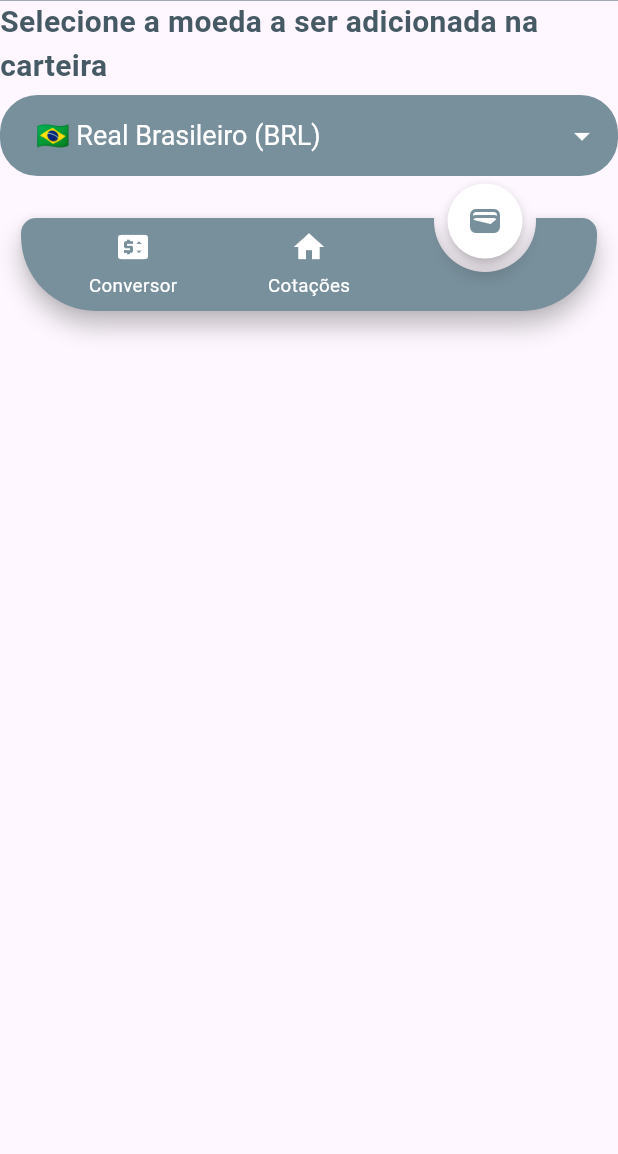
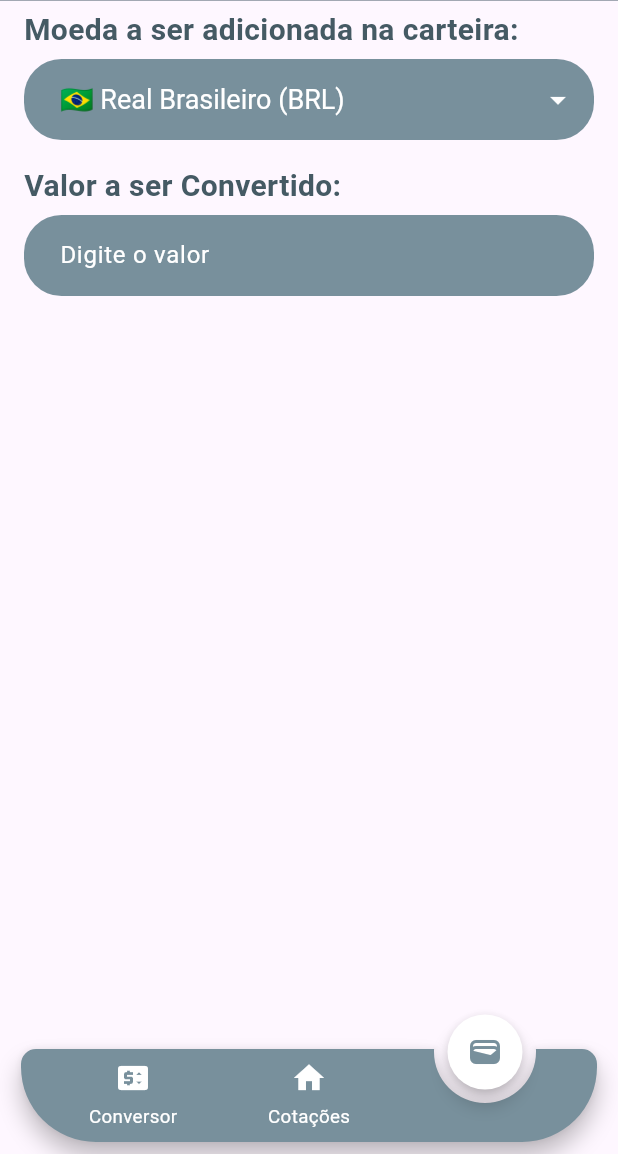
Before and after one commit to Patrickalvares/convertWallet, a Flutter app: the WalletScreen screen opened by its route, on a phone screen of 412 x 824 dp, the part 82-1236 px from its top. Run offline on Flutter 3.47's test engine with Material 3 defaults, Android fonts, the phone set to English and light mode, and no system bars; drawn by our look-alikes of animated_notch_bottom_bar; our stand-ins replace dio, flutter_dotenv, flutter_modular, shimmer_animation, sqflite; accounts and stored records are empty; statements that could not run were skipped.

Commit message:
novos campos de adicionar valores no wallet

```diff
--- a/lib/features/wallet/wallet_controller.dart
+++ b/lib/features/wallet/wallet_controller.dart
@@ -1,3 +1,5 @@
+import 'package:flutter/material.dart';
+
 import '../../core/data/singleton/global.dart';
 import '../../core/entities/currency_by_currency.dart';
 import '../../core/entities/currencys.dart';
@@ -15,6 +17,7 @@ class WalletController extends BaseController {
   CurrencyByCurrency? targetCurrencyByCurrency;
   final CurrencyRepository repository;
   final DatabaseHelper dbHelper;
+  final TextEditingController walletValueController = TextEditingController();
   Currency? selectedTargetCurrency;
   Future<void> getCurrencyValues() async {
     getCurrencyValuesLoading = true;
--- a/lib/features/wallet/wallet_screen.dart
+++ b/lib/features/wallet/wallet_screen.dart
@@ -24,10 +24,14 @@ class _WalletScreenState extends State<WalletScreen> {
         preferredSize: const Size.fromHeight(55),
         child: SimpleAppBarWidget(),
       ),
-      body: Column(
+      body: Padding(
+        padding: const EdgeInsets.symmetric(horizontal: 16),
+        child: Column(
+          crossAxisAlignment: CrossAxisAlignment.start,
           children: [
+            const SizedBox(height: 5),
             Text(
-            'Selecione a moeda a ser adicionada na carteira',
+              'Moeda a ser adicionada na carteira:',
               style: TextStyle(
                 fontSize: 20,
                 color: Colors.blueGrey.shade700,
@@ -65,10 +69,67 @@ class _WalletScreenState extends State<WalletScreen> {
                 );
               }).toList(),
             ),
-          StyledBottomNavigationBar(
-            notchBottomBarController: notchBottomBarController,
+            const SizedBox(height: 16),
+            Text(
+              'Valor a ser Convertido:',
+              style: TextStyle(
+                fontSize: 20,
+                color: Colors.blueGrey.shade700,
+                fontWeight: FontWeight.bold,
+              ),
+            ),
+            const SizedBox(height: 5),
+            TextFormField(
+              keyboardType: TextInputType.number,
+              style: const TextStyle(color: Colors.white),
+              controller: widget.controller.walletValueController,
+              onChanged: (value) {
+                final filteredValue = value.replaceAll(RegExp(r'[^0-9]'), '');
+                if (filteredValue.isNotEmpty) {
+                  if (filteredValue.length > 2) {
+                    final intPart = filteredValue.substring(0, filteredValue.length - 2).replaceAll(RegExp(r'^0+'), '');
+                    final decPart = filteredValue.substring(filteredValue.length - 2);
+                    widget.controller.walletValueController.value = TextEditingValue(
+                      text: ('$intPart,$decPart'),
+                      selection: TextSelection.collapsed(offset: '$intPart,$decPart'.length),
+                    );
+                  } else if (filteredValue.length == 2) {
+                    widget.controller.walletValueController.value = TextEditingValue(
+                      text: '0,$filteredValue',
+                      selection: TextSelection.collapsed(offset: '0,$filteredValue'.length),
+                    );
+                  } else {
+                    widget.controller.walletValueController.value = TextEditingValue(
+                      text: '0,0$filteredValue',
+                      selection: TextSelection.collapsed(offset: '0,0$filteredValue'.length),
+                    );
+                  }
+                  final amount = double.tryParse(widget.controller.walletValueController.text.replaceAll(',', '.'));
+                  if (amount != null) {
+                    widget.controller.walletValueController.text = '${Global.instance.selectedStandartCurrency.sifra} ${widget.controller.walletValueController.text.replaceAll('.', ',')}';
+                  } else {}
+                } else {
+                  widget.controller.walletValueController.clear();
+                }
+              },
+              decoration: InputDecoration(
+                labelStyle: const TextStyle(color: Colors.white),
+                hintStyle: const TextStyle(color: Colors.white),
+                hintText: 'Digite o valor',
+                filled: true,
+                fillColor: Colors.blueGrey[400],
+                border: OutlineInputBorder(
+                  borderRadius: BorderRadius.circular(25),
+                  borderSide: BorderSide.none,
+                ),
+                contentPadding: const EdgeInsets.symmetric(vertical: 15, horizontal: 20),
+              ),
             ),
           ],
+        ),
+      ),
+      bottomNavigationBar: StyledBottomNavigationBar(
+        notchBottomBarController: notchBottomBarController,
       ),
     );
   }
```
Lines whose indentation alone changed are shown as unchanged.
